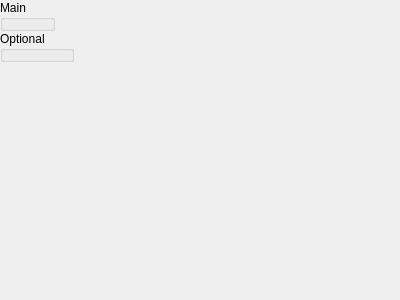
This is src/Level.ui in LaceyGSC/CPlusPlus-QT-CS3503-EducationalApp as Qt 5 draws it before an edit. The edited form follows.
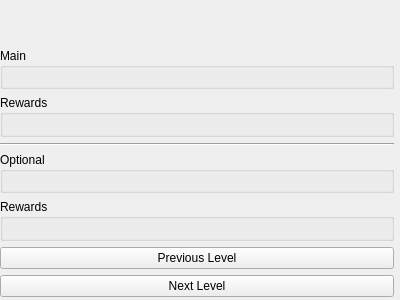
This is the edited form.

Commit message: Level & Quest & Reward done

Patch:
```diff
--- a/src/Level.ui
+++ b/src/Level.ui
@@ -11,7 +11,7 @@
    </rect>
   </property>
   <property name="sizePolicy">
-   <sizepolicy hsizetype="Expanding" vsizetype="Expanding">
+   <sizepolicy hsizetype="Preferred" vsizetype="Preferred">
     <horstretch>0</horstretch>
     <verstretch>0</verstretch>
    </sizepolicy>
@@ -19,13 +19,7 @@
   <property name="windowTitle">
    <string>Form</string>
   </property>
-  <layout class="QFormLayout" name="formLayout">
-   <property name="horizontalSpacing">
-    <number>0</number>
-   </property>
-   <property name="verticalSpacing">
-    <number>0</number>
-   </property>
+  <layout class="QGridLayout" name="gridLayout">
    <property name="leftMargin">
     <number>0</number>
    </property>
@@ -33,19 +27,115 @@
     <number>0</number>
    </property>
    <property name="rightMargin">
-    <number>0</number>
+    <number>6</number>
    </property>
    <property name="bottomMargin">
+    <number>3</number>
+   </property>
+   <property name="horizontalSpacing">
     <number>0</number>
    </property>
-   <item row="0" column="0">
+   <property name="verticalSpacing">
+    <number>6</number>
+   </property>
+   <item row="3" column="0">
+    <widget class="QGroupBox" name="rewardMain">
+     <property name="title">
+      <string>Rewards</string>
+     </property>
+     <layout class="QFormLayout" name="formLayout">
+      <property name="verticalSpacing">
+       <number>0</number>
+      </property>
+      <property name="topMargin">
+       <number>3</number>
+      </property>
+      <property name="bottomMargin">
+       <number>6</number>
+      </property>
+     </layout>
+    </widget>
+   </item>
+   <item row="6" column="0">
+    <widget class="QGroupBox" name="rewardOptional">
+     <property name="title">
+      <string>Rewards</string>
+     </property>
+     <layout class="QFormLayout" name="formLayout_4">
+      <property name="verticalSpacing">
+       <number>0</number>
+      </property>
+      <property name="topMargin">
+       <number>3</number>
+      </property>
+      <property name="bottomMargin">
+       <number>6</number>
+      </property>
+     </layout>
+    </widget>
+   </item>
+   <item row="5" column="0">
+    <widget class="QGroupBox" name="optional">
+     <property name="title">
+      <string>Optional</string>
+     </property>
+     <layout class="QFormLayout" name="formLayout_3">
+      <property name="verticalSpacing">
+       <number>0</number>
+      </property>
+      <property name="topMargin">
+       <number>3</number>
+      </property>
+      <property name="bottomMargin">
+       <number>6</number>
+      </property>
+     </layout>
+    </widget>
+   </item>
+   <item row="8" column="0">
+    <widget class="QPushButton" name="nextLevel">
+     <property name="text">
+      <string>Next Level</string>
+     </property>
+    </widget>
+   </item>
+   <item row="1" column="0">
+    <widget class="QLabel" name="titleLabel">
+     <property name="font">
+      <font>
+       <pointsize>11</pointsize>
+      </font>
+     </property>
+     <property name="text">
+      <string/>
+     </property>
+     <property name="alignment">
+      <set>Qt::AlignCenter</set>
+     </property>
+    </widget>
+   </item>
+   <item row="4" column="0">
+    <widget class="Line" name="line">
+     <property name="orientation">
+      <enum>Qt::Horizontal</enum>
+     </property>
+    </widget>
+   </item>
+   <item row="7" column="0">
+    <widget class="QPushButton" name="prevLevel">
+     <property name="text">
+      <string>Previous Level</string>
+     </property>
+    </widget>
+   </item>
+   <item row="2" column="0">
     <widget class="QGroupBox" name="main">
      <property name="title">
       <string>Main</string>
      </property>
      <layout class="QFormLayout" name="formLayout_2">
       <property name="verticalSpacing">
-       <number>3</number>
+       <number>0</number>
       </property>
       <property name="leftMargin">
        <number>9</number>
@@ -57,25 +147,7 @@
        <number>9</number>
       </property>
       <property name="bottomMargin">
-       <number>3</number>
-      </property>
-     </layout>
-    </widget>
-   </item>
-   <item row="1" column="0">
-    <widget class="QGroupBox" name="optional">
-     <property name="title">
-      <string>Optional</string>
-     </property>
-     <layout class="QFormLayout" name="formLayout_3">
-      <property name="verticalSpacing">
-       <number>3</number>
-      </property>
-      <property name="topMargin">
-       <number>3</number>
-      </property>
-      <property name="bottomMargin">
-       <number>3</number>
+       <number>6</number>
       </property>
      </layout>
     </widget>
```
The commit also changes 18 other files.
